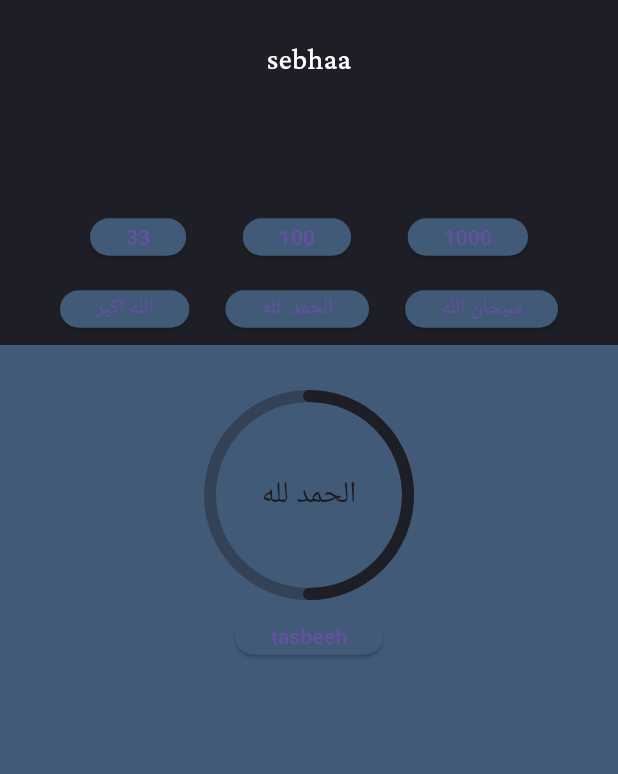
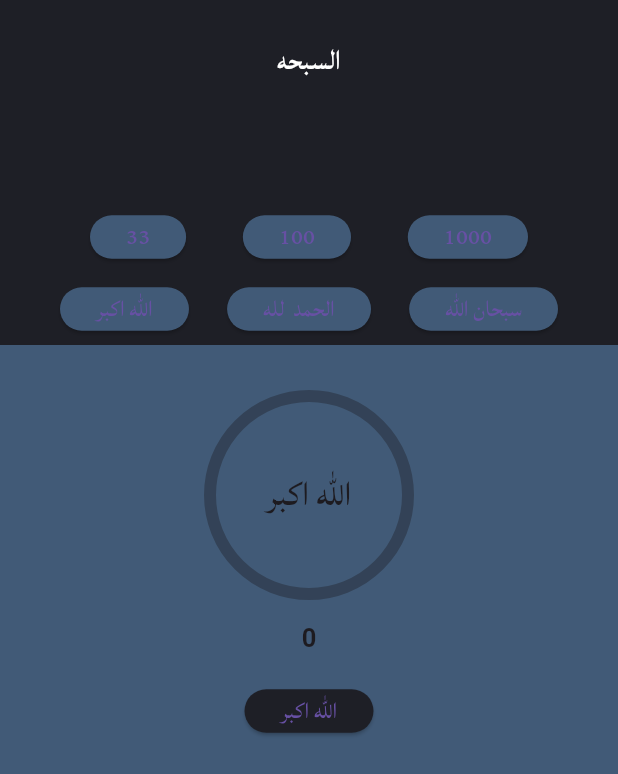
Before and after one commit to AliKamar34/quran_app, a Flutter app: the SebhaView screen opened by its route, after a tap on "الله اكبر", on a phone screen of 412 x 824 dp. Shown: the top 774 px of the screen. Run offline on Flutter 3.47's test engine with Material 3 defaults, Android fonts, the phone set to English and light mode, and no system bars; drawn by our look-alikes of percent_indicator; our stand-ins replace bloc, dio, flutter_bloc; missing offline and left inert: flutter_islamic_icons, quran.

Commit message:
create sebha cubit and  finish sebha view

```diff
--- /dev/null
+++ b/lib/cubits/sebha_cubit/sebha_cubit.dart
@@ -0,0 +1,44 @@
+import 'package:bloc/bloc.dart';
+import 'package:meta/meta.dart';
+
+part 'sebha_state.dart';
+
+class SebhaCubit extends Cubit<SebhaState> {
+  SebhaCubit() : super(SebhaInitial());
+
+  // String? tasbeha;
+  changeTasbeha(String sebha) {
+    if (sebha == 'الله اكبر') {
+      emit(TakberSuccess());
+    } else if (sebha == 'الحمد  لله') {
+      emit(ElhamdSuccess());
+    } else if (sebha == 'سبحان الله') {
+      emit(TasbehSuccess());
+    } else {
+      emit(SebhaFailuer());
+    }
+  }
+
+  changeNumberOfTasbeha(int noOfTasbeha) {
+    if (noOfTasbeha == 33) {
+      emit(Tasbeeh33Success());
+    } else if (noOfTasbeha == 100) {
+      emit(Tasbeeh100Success());
+    } else if (noOfTasbeha == 1000) {
+      emit(Tasbeeh1000Success());
+    } else {
+      emit(SebhaFailuer());
+    }
+  }
+
+  increasmentOfTasbeeh(int noOfTasbeeh) {
+    try {
+      noOfTasbeeh++;
+      print(noOfTasbeeh);
+      emit(SebhaIncreasmentSuccess());
+      return noOfTasbeeh;
+    } catch (e) {
+      emit(SebhaFailuer());
+    }
+  }
+}
--- /dev/null
+++ b/lib/cubits/sebha_cubit/sebha_state.dart
@@ -0,0 +1,19 @@
+part of 'sebha_cubit.dart';
+
+@immutable
+sealed class SebhaState {}
+
+final class SebhaInitial extends SebhaState {}
+final class ElhamdSuccess extends SebhaState {}
+final class TasbehSuccess extends SebhaState {}
+final class TakberSuccess extends SebhaState {}
+final class Tasbeeh33Success extends SebhaState {}
+final class Tasbeeh100Success extends SebhaState {}
+final class Tasbeeh1000Success extends SebhaState {}
+
+
+
+final class SebhaIncreasmentSuccess extends SebhaState {}
+
+final class SebhaLoading extends SebhaState {}
+final class SebhaFailuer extends SebhaState {}
--- a/lib/views/sebha_view.dart
+++ b/lib/views/sebha_view.dart
@@ -1,7 +1,10 @@
 import 'package:flutter/material.dart';
-import 'package:percent_indicator/circular_percent_indicator.dart';
+import 'package:flutter_bloc/flutter_bloc.dart';
+
 import 'package:quran_app/constant.dart';
+import 'package:quran_app/cubits/sebha_cubit/sebha_cubit.dart';
 import 'package:quran_app/views/widgets/custom_app_bar.dart';
+import 'package:quran_app/views/widgets/sebha_view_body.dart';
 
 class SebhaView extends StatelessWidget {
   const SebhaView({super.key});
@@ -9,97 +12,17 @@ class SebhaView extends StatelessWidget {
 
   @override
   Widget build(BuildContext context) {
-    return const Scaffold(
-      backgroundColor: kScaffoldColor,
-      body: Column(
-        children: [
-          CustomAppBar(title: 'sebhaa'),
-          SebhaViewBody(),
-        ],
+    return BlocProvider(
+      create: (context) => SebhaCubit(),
+      child: Scaffold(
+        backgroundColor: kScaffoldColor,
+        body: Column(
+          children: [
+            const CustomAppBar(title: 'السبحه'),
+            SebhaViewBody(),
+          ],
+        ),
       ),
     );
   }
 }
-
-class SebhaViewBody extends StatelessWidget {
-  const SebhaViewBody({super.key});
-
-  @override
-  Widget build(BuildContext context) {
-    return Column(
-      children: [
-        Container(
-          color: kPrimaryColor,
-          height: 150,
-          child: const Column(
-            mainAxisAlignment: MainAxisAlignment.end,
-            children: [
-              Padding(
-                padding: EdgeInsets.only(left: 60, right: 60),
-                child: Row(
-                  mainAxisAlignment: MainAxisAlignment.spaceBetween,
-                  children: [
-                    CustomElevatedButton(number: '33'),
-                    CustomElevatedButton(number: '100'),
-                    CustomElevatedButton(number: '1000'),
-                  ],
-                ),
-              ),
-              Padding(
-                padding: EdgeInsets.only(left: 40, right: 40),
-                child: Row(
-                  mainAxisAlignment: MainAxisAlignment.spaceBetween,
-                  children: [
-                    CustomElevatedButton(number: 'الله اكبر'),
-                    CustomElevatedButton(number: 'الحمد  لله'),
-                    CustomElevatedButton(number: 'سبحان الله'),
-                  ],
-                ),
-              ),
-            ],
-          ),
-        ),
-        const SizedBox(
-          height: 30,
-        ),
-        CircularPercentIndicator(
-          radius: 70.0,
-          lineWidth: 8.0,
-          animation: true,
-          percent: 0.5,
-          center: const Text(
-            'الحمد لله',
-            style: TextStyle(fontSize: 20.0),
-          ),
-          // footer: Text(
-          //   "Sales this week",
-          //   style: TextStyle(fontWeight: FontWeight.bold, fontSize: 17.0),
-          // ),
-          circularStrokeCap: CircularStrokeCap.round,
-          progressColor: kPrimaryColor,
-          backgroundColor: kPrimaryColor.withOpacity(0.4),
-        ),
-        const CustomElevatedButton(number: 'tasbeeh')
-      ],
-    );
-  }
-}
-
-class CustomElevatedButton extends StatelessWidget {
-  const CustomElevatedButton({
-    super.key,
-    required this.number,
-  });
-  final String number;
-  @override
-  Widget build(BuildContext context) {
-    return ElevatedButton(
-      onPressed: () {},
-      style: ElevatedButton.styleFrom(
-        minimumSize: const Size(40, 25),
-        backgroundColor: kScaffoldColor,
-      ),
-      child: Text(number),
-    );
-  }
-}
--- /dev/null
+++ b/lib/views/widgets/custom_elevated_button.dart
@@ -0,0 +1,29 @@
+import 'package:flutter/material.dart';
+import 'package:quran_app/constant.dart';
+
+class CustomElevatedButton extends StatelessWidget {
+  CustomElevatedButton({
+    super.key,
+    required this.number,
+    required this.onPressed,
+    this.primaryColor,
+  });
+  final String number;
+  void Function()? onPressed;
+  bool? primaryColor;
+  @override
+  Widget build(BuildContext context) {
+    return ElevatedButton(
+      onPressed: onPressed,
+      style: ElevatedButton.styleFrom(
+        minimumSize: const Size(40, 25),
+        backgroundColor:
+            (primaryColor == true) ? kPrimaryColor : kScaffoldColor,
+      ),
+      child: Text(
+        number,
+        style: const TextStyle(fontFamily: kLateefFontFamily, fontSize: 20),
+      ),
+    );
+  }
+}
--- /dev/null
+++ b/lib/views/widgets/sebha_view_body.dart
@@ -0,0 +1,151 @@
+import 'package:flutter/material.dart';
+import 'package:flutter_bloc/flutter_bloc.dart';
+import 'package:percent_indicator/circular_percent_indicator.dart';
+import 'package:quran_app/constant.dart';
+import 'package:quran_app/cubits/sebha_cubit/sebha_cubit.dart';
+
+import 'package:quran_app/views/widgets/custom_elevated_button.dart';
+
+class SebhaViewBody extends StatelessWidget {
+  SebhaViewBody({super.key});
+  String tasbeha = 'السبحه ';
+  int noOfTasbeeeh = 33;
+  int numberOfTasbeeh = 0;
+
+  @override
+  Widget build(BuildContext context) {
+    return BlocConsumer<SebhaCubit, SebhaState>(
+      listener: (context, state) {
+        if (state is TakberSuccess) {
+          tasbeha = 'الله اكبر';
+        } else if (state is TasbehSuccess) {
+          tasbeha = 'سبحان الله';
+        } else if (state is ElhamdSuccess) {
+          tasbeha = 'الحمد لله';
+        } else if (state is SebhaFailuer) {
+          tasbeha = 'حاول مره تانيه';
+        } else if (state is Tasbeeh33Success) {
+          noOfTasbeeeh = 33;
+        } else if (state is Tasbeeh100Success) {
+          noOfTasbeeeh = 100;
+        } else if (state is Tasbeeh1000Success) {
+          noOfTasbeeeh = 1000;
+        }
+      },
+      builder: (context, state) {
+        return Column(
+          children: [
+            Container(
+              color: kPrimaryColor,
+              height: 150,
+              child: Column(
+                mainAxisAlignment: MainAxisAlignment.end,
+                children: [
+                  Padding(
+                    padding: const EdgeInsets.only(left: 60, right: 60),
+                    child: Row(
+                      mainAxisAlignment: MainAxisAlignment.spaceBetween,
+                      children: [
+                        CustomElevatedButton(
+                          number: '33',
+                          onPressed: () {
+                            BlocProvider.of<SebhaCubit>(context)
+                                .changeNumberOfTasbeha(33);
+                          },
+                        ),
+                        CustomElevatedButton(
+                          number: '100',
+                          onPressed: () {
+                            BlocProvider.of<SebhaCubit>(context)
+                                .changeNumberOfTasbeha(100);
+                          },
+                        ),
+                        CustomElevatedButton(
+                          number: '1000',
+                          onPressed: () {
+                            BlocProvider.of<SebhaCubit>(context)
+                                .changeNumberOfTasbeha(1000);
+                          },
+                        ),
+                      ],
+                    ),
+                  ),
+                  Padding(
+                    padding: const EdgeInsets.only(left: 40, right: 40),
+                    child: Row(
+                      mainAxisAlignment: MainAxisAlignment.spaceBetween,
+                      children: [
+                        CustomElevatedButton(
+                          number: 'الله اكبر',
+                          onPressed: () {
+                            BlocProvider.of<SebhaCubit>(context)
+                                .changeTasbeha('الله اكبر');
+                          },
+                        ),
+                        CustomElevatedButton(
+                          number: 'الحمد  لله',
+                          onPressed: () {
+                            BlocProvider.of<SebhaCubit>(context)
+                                .changeTasbeha('الحمد  لله');
+                          },
+                        ),
+                        CustomElevatedButton(
+                          number: 'سبحان الله',
+                          onPressed: () {
+                            BlocProvider.of<SebhaCubit>(context)
+                                .changeTasbeha('سبحان الله');
+                          },
+                        ),
+                      ],
+                    ),
+                  ),
+                ],
+              ),
+            ),
+            const SizedBox(
+              height: 30,
+            ),
+            CircularPercentIndicator(
+              radius: 70.0,
+              lineWidth: 8.0,
+              animation: true,
+              percent: (numberOfTasbeeh / noOfTasbeeeh),
+              center: Text(
+                tasbeha,
+                style: const TextStyle(
+                  fontSize: 30.0,
+                  fontFamily: kLateefFontFamily,
+                ),
+              ),
+              footer: SizedBox(
+                height: 50,
+                child: Center(
+                  child: Text(
+                    '$numberOfTasbeeh',
+                    style: const TextStyle(
+                        fontWeight: FontWeight.bold, fontSize: 17.0),
+                  ),
+                ),
+              ),
+              circularStrokeCap: CircularStrokeCap.round,
+              progressColor: kPrimaryColor,
+              backgroundColor: kPrimaryColor.withOpacity(0.4),
+            ),
+            CustomElevatedButton(
+              primaryColor: true,
+              number: tasbeha,
+              onPressed: () {
+                numberOfTasbeeh++;
+                if (numberOfTasbeeh == noOfTasbeeeh) {
+                  numberOfTasbeeh = 0;
+                }
+                BlocProvider.of<SebhaCubit>(context)
+                    .increasmentOfTasbeeh(numberOfTasbeeh);
+              },
+            )
+          ],
+        );
+      },
+    );
+  }
+}
```
